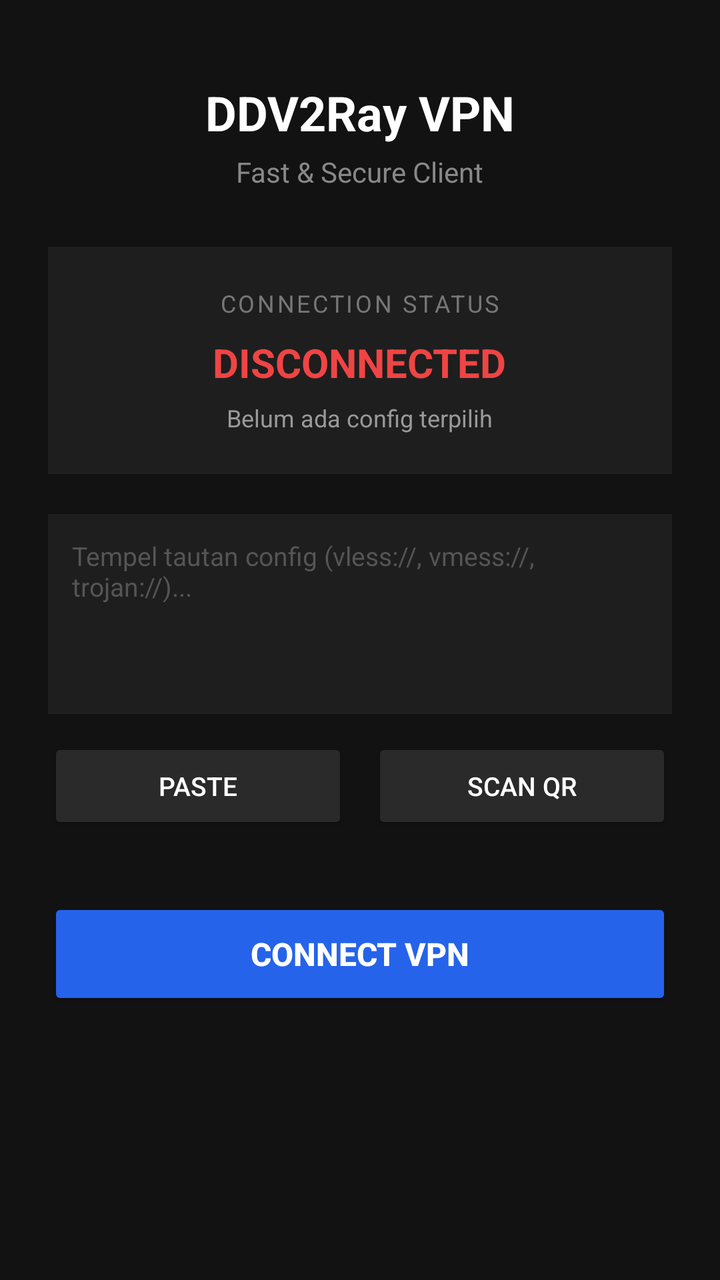
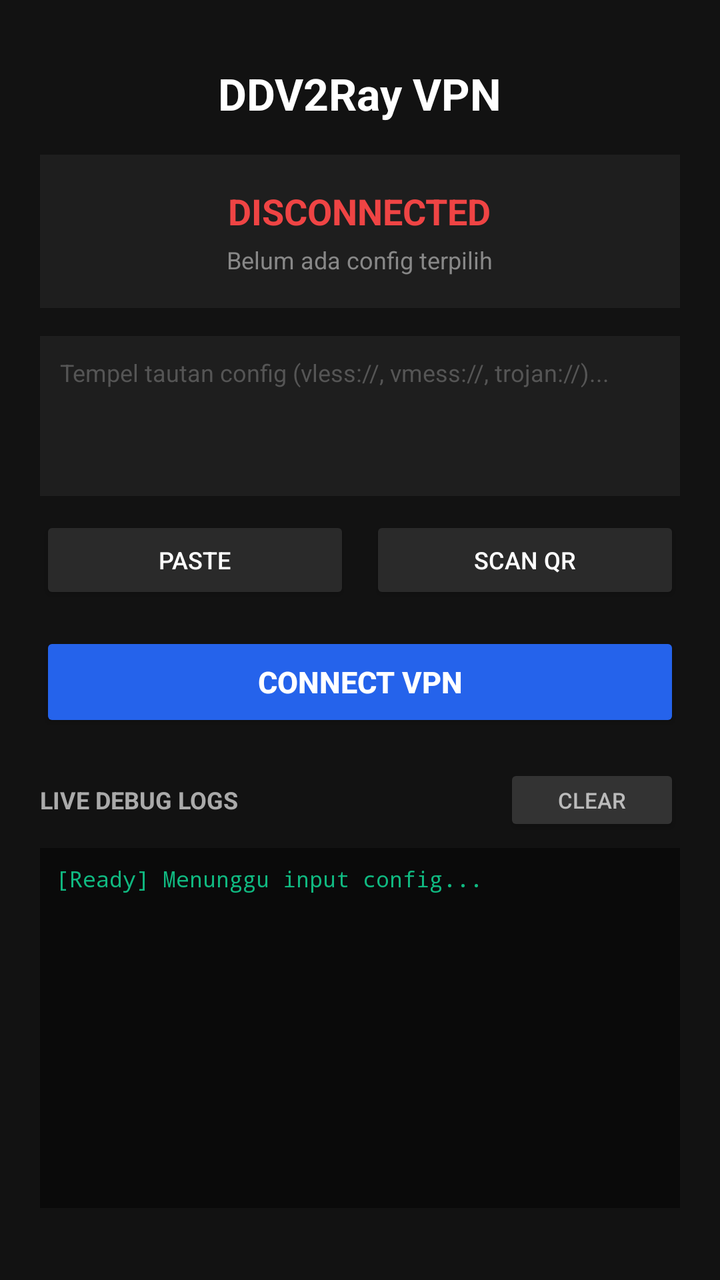

Before-and-after screenshots of an Android layout around one commit, followed by the original layout XML and the change that was made.
<!-- AndroidManifest.xml: application theme Theme.AppCompat.Light.DarkActionBar -->
<!-- res/layout/activity_main.xml -->
<?xml version="1.0" encoding="utf-8"?>
<ScrollView xmlns:android="http://schemas.android.com/apk/res/android"
    android:layout_width="match_parent"
    android:layout_height="match_parent"
    android:background="#121212"
    android:fillViewport="true">

    <LinearLayout
        android:layout_width="match_parent"
        android:layout_height="wrap_content"
        android:orientation="vertical"
        android:padding="24dp"
        android:gravity="center_horizontal">

        
        <TextView
            android:layout_width="wrap_content"
            android:layout_height="wrap_content"
            android:layout_marginTop="16dp"
            android:text="DDV2Ray VPN"
            android:textColor="#FFFFFF"
            android:textSize="24sp"
            android:textStyle="bold" />

        <TextView
            android:layout_width="wrap_content"
            android:layout_height="wrap_content"
            android:layout_marginTop="4dp"
            android:text="Fast &amp; Secure Client"
            android:textColor="#888888"
            android:textSize="14sp" />

        
        <LinearLayout
            android:layout_width="match_parent"
            android:layout_height="wrap_content"
            android:layout_marginTop="28dp"
            android:background="#1E1E1E"
            android:orientation="vertical"
            android:padding="20dp"
            android:gravity="center">

            <TextView
                android:layout_width="wrap_content"
                android:layout_height="wrap_content"
                android:text="CONNECTION STATUS"
                android:textColor="#777777"
                android:textSize="12sp"
                android:letterSpacing="0.1" />

            <TextView
                android:id="@+id/tvStatus"
                android:layout_width="wrap_content"
                android:layout_height="wrap_content"
                android:layout_marginTop="8dp"
                android:text="DISCONNECTED"
                android:textColor="#EF4444"
                android:textSize="20sp"
                android:textStyle="bold" />

            <TextView
                android:id="@+id/tvConfigSummary"
                android:layout_width="wrap_content"
                android:layout_height="wrap_content"
                android:layout_marginTop="6dp"
                android:text="Belum ada config terpilih"
                android:textColor="#999999"
                android:textSize="12sp"
                android:singleLine="true"
                android:ellipsize="middle" />
        </LinearLayout>

        
        <EditText
            android:id="@+id/etConfigUrl"
            android:layout_width="match_parent"
            android:layout_height="100dp"
            android:layout_marginTop="20dp"
            android:background="#1E1E1E"
            android:gravity="top|start"
            android:hint="Tempel tautan config (vless://, vmess://, trojan://)..."
            android:inputType="textMultiLine"
            android:padding="12dp"
            android:textColor="#EEEEEE"
            android:textColorHint="#555555"
            android:textSize="13sp" />

        
        <LinearLayout
            android:layout_width="match_parent"
            android:layout_height="wrap_content"
            android:layout_marginTop="12dp"
            android:orientation="horizontal">

            <Button
                android:id="@+id/btnPaste"
                android:layout_width="0dp"
                android:layout_height="48dp"
                android:layout_weight="1"
                android:layout_marginEnd="6dp"
                android:backgroundTint="#2A2A2A"
                android:text="PASTE"
                android:textColor="#FFFFFF"
                android:textSize="13sp" />

            <Button
                android:id="@+id/btnScan"
                android:layout_width="0dp"
                android:layout_height="48dp"
                android:layout_weight="1"
                android:layout_marginStart="6dp"
                android:backgroundTint="#2A2A2A"
                android:text="SCAN QR"
                android:textColor="#FFFFFF"
                android:textSize="13sp" />
        </LinearLayout>

        <View
            android:layout_width="match_parent"
            android:layout_height="32dp" />

        
        <Button
            android:id="@+id/btnToggleVpn"
            android:layout_width="match_parent"
            android:layout_height="56dp"
            android:backgroundTint="#2563EB"
            android:text="CONNECT VPN"
            android:textColor="#FFFFFF"
            android:textSize="16sp"
            android:textStyle="bold" />

    </LinearLayout>
</ScrollView>
<!-- resources referenced by this layout -->
<resources>

</resources>

<!-- the commit's change to res/layout/activity_main.xml (unified diff, before → after) -->
@@ -9,62 +9,44 @@
         android:layout_width="match_parent"
         android:layout_height="wrap_content"
         android:orientation="vertical"
-        android:padding="24dp"
+        android:padding="20dp"
         android:gravity="center_horizontal">
-
-        
-        <TextView
-            android:layout_width="wrap_content"
-            android:layout_height="wrap_content"
-            android:layout_marginTop="16dp"
-            android:text="DDV2Ray VPN"
-            android:textColor="#FFFFFF"
-            android:textSize="24sp"
-            android:textStyle="bold" />
 
         <TextView
             android:layout_width="wrap_content"
             android:layout_height="wrap_content"
-            android:layout_marginTop="4dp"
-            android:text="Fast &amp; Secure Client"
-            android:textColor="#888888"
-            android:textSize="14sp" />
+            android:layout_marginTop="12dp"
+            android:text="DDV2Ray VPN"
+            android:textColor="#FFFFFF"
+            android:textSize="22sp"
+            android:textStyle="bold" />
 
         
         <LinearLayout
             android:layout_width="match_parent"
             android:layout_height="wrap_content"
-            android:layout_marginTop="28dp"
+            android:layout_marginTop="16dp"
             android:background="#1E1E1E"
             android:orientation="vertical"
-            android:padding="20dp"
+            android:padding="16dp"
             android:gravity="center">
-
-            <TextView
-                android:layout_width="wrap_content"
-                android:layout_height="wrap_content"
-                android:text="CONNECTION STATUS"
-                android:textColor="#777777"
-                android:textSize="12sp"
-                android:letterSpacing="0.1" />
 
             <TextView
                 android:id="@+id/tvStatus"
                 android:layout_width="wrap_content"
                 android:layout_height="wrap_content"
-                android:layout_marginTop="8dp"
                 android:text="DISCONNECTED"
                 android:textColor="#EF4444"
-                android:textSize="20sp"
+                android:textSize="18sp"
                 android:textStyle="bold" />
 
             <TextView
                 android:id="@+id/tvConfigSummary"
                 android:layout_width="wrap_content"
                 android:layout_height="wrap_content"
-                android:layout_marginTop="6dp"
+                android:layout_marginTop="4dp"
                 android:text="Belum ada config terpilih"
-                android:textColor="#999999"
+                android:textColor="#888888"
                 android:textSize="12sp"
                 android:singleLine="true"
                 android:ellipsize="middle" />
@@ -74,61 +56,104 @@
         <EditText
             android:id="@+id/etConfigUrl"
             android:layout_width="match_parent"
-            android:layout_height="100dp"
-            android:layout_marginTop="20dp"
+            android:layout_height="80dp"
+            android:layout_marginTop="14dp"
             android:background="#1E1E1E"
             android:gravity="top|start"
             android:hint="Tempel tautan config (vless://, vmess://, trojan://)..."
             android:inputType="textMultiLine"
-            android:padding="12dp"
+            android:padding="10dp"
             android:textColor="#EEEEEE"
             android:textColorHint="#555555"
-            android:textSize="13sp" />
+            android:textSize="12sp" />
 
         
         <LinearLayout
             android:layout_width="match_parent"
             android:layout_height="wrap_content"
-            android:layout_marginTop="12dp"
+            android:layout_marginTop="10dp"
             android:orientation="horizontal">
 
             <Button
                 android:id="@+id/btnPaste"
                 android:layout_width="0dp"
-                android:layout_height="48dp"
+                android:layout_height="44dp"
                 android:layout_weight="1"
-                android:layout_marginEnd="6dp"
+                android:layout_marginEnd="5dp"
                 android:backgroundTint="#2A2A2A"
                 android:text="PASTE"
                 android:textColor="#FFFFFF"
-                android:textSize="13sp" />
+                android:textSize="12sp" />
 
             <Button
                 android:id="@+id/btnScan"
                 android:layout_width="0dp"
-                android:layout_height="48dp"
+                android:layout_height="44dp"
                 android:layout_weight="1"
-                android:layout_marginStart="6dp"
+                android:layout_marginStart="5dp"
                 android:backgroundTint="#2A2A2A"
                 android:text="SCAN QR"
                 android:textColor="#FFFFFF"
-                android:textSize="13sp" />
+                android:textSize="12sp" />
         </LinearLayout>
-
-        <View
-            android:layout_width="match_parent"
-            android:layout_height="32dp" />
 
         
         <Button
             android:id="@+id/btnToggleVpn"
             android:layout_width="match_parent"
-            android:layout_height="56dp"
+            android:layout_height="50dp"
+            android:layout_marginTop="14dp"
             android:backgroundTint="#2563EB"
             android:text="CONNECT VPN"
             android:textColor="#FFFFFF"
-            android:textSize="16sp"
+            android:textSize="15sp"
             android:textStyle="bold" />
+
+        
+        <LinearLayout
+            android:layout_width="match_parent"
+            android:layout_height="wrap_content"
+            android:layout_marginTop="16dp"
+            android:orientation="horizontal"
+            android:gravity="center_vertical">
+
+            <TextView
+                android:layout_width="0dp"
+                android:layout_height="wrap_content"
+                android:layout_weight="1"
+                android:text="LIVE DEBUG LOGS"
+                android:textColor="#AAAAAA"
+                android:textSize="12sp"
+                android:textStyle="bold" />
+
+            <Button
+                android:id="@+id/btnClearLog"
+                android:layout_width="wrap_content"
+                android:layout_height="36dp"
+                android:backgroundTint="#333333"
+                android:text="CLEAR"
+                android:textColor="#BBBBBB"
+                android:textSize="11sp" />
+        </LinearLayout>
+
+        
+        <ScrollView
+            android:id="@+id/scrollDebug"
+            android:layout_width="match_parent"
+            android:layout_height="180dp"
+            android:layout_marginTop="6dp"
+            android:background="#0A0A0A"
+            android:padding="8dp">
+
+            <TextView
+                android:id="@+id/tvDebugLog"
+                android:layout_width="match_parent"
+                android:layout_height="wrap_content"
+                android:fontFamily="monospace"
+                android:text="[Ready] Menunggu input config...\n"
+                android:textColor="#10B981"
+                android:textSize="11sp" />
+        </ScrollView>
 
     </LinearLayout>
 </ScrollView>
